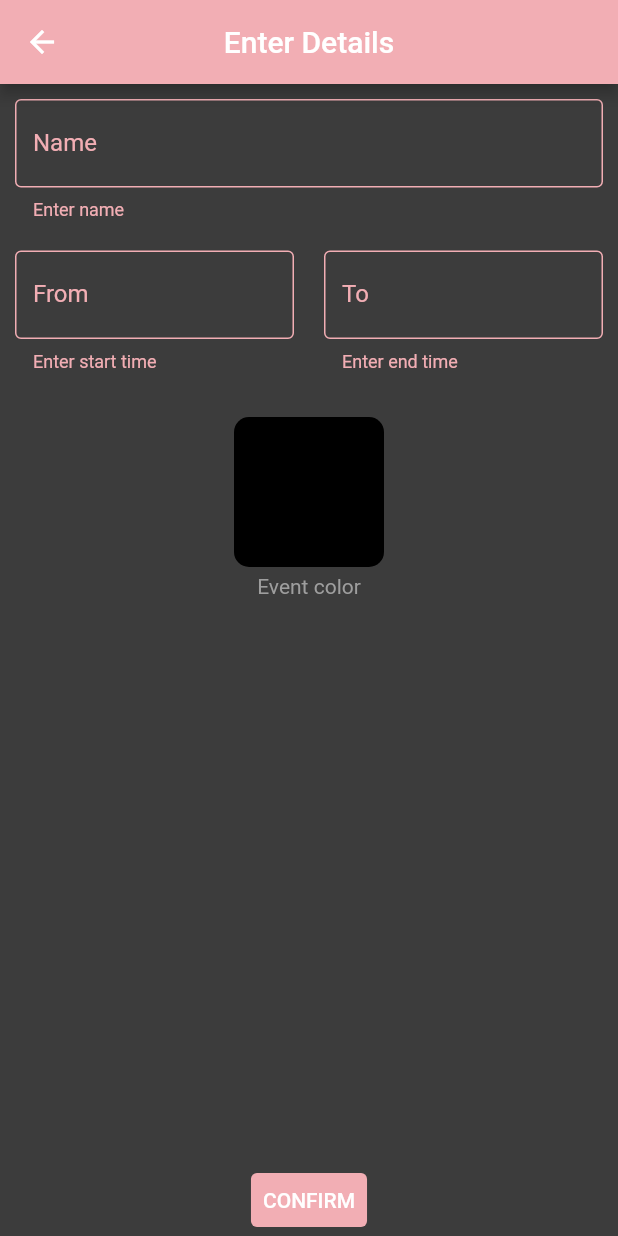
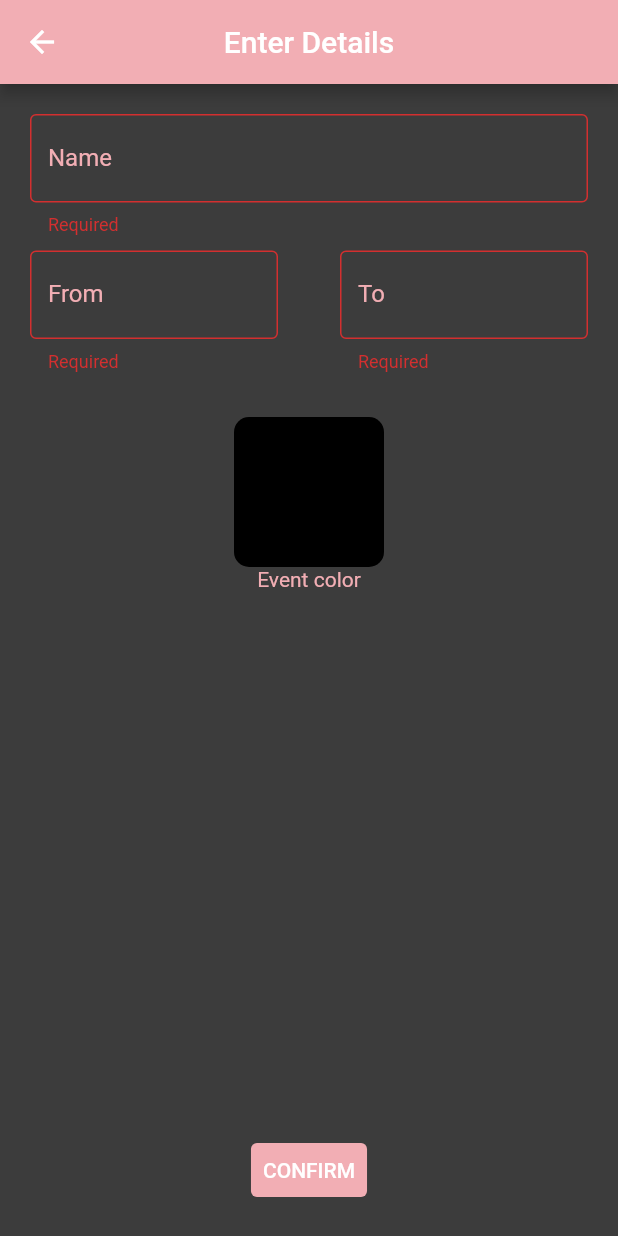
Before and after one commit to noctisbeta/ProdApp, a Flutter app: the TimeAddingPage screen opened directly with empty values, after a tap on "CONFIRM", on a phone screen of 412 x 824 dp. Run offline on Flutter 3.47's test engine with Material 2 defaults, Android fonts, the phone set to English and light mode, and no system bars; our stand-ins replace flutter_colorpicker, sqflite, syncfusion_flutter_calendar; missing offline and left inert: number_selection; accounts and stored records are empty.

Commit message:
time add refactor and small fix, more fixes needed

```diff
--- a/prod_app_3/lib/database/time_event.dart
+++ b/prod_app_3/lib/database/time_event.dart
@@ -38,14 +38,13 @@ class TimeEvent {
       minute: int.parse(t22),
     );
 
-    final DateTime dateTime = DateTime.parse(json['eventDate'] as String);
-    final String colorStr = json['eventColor'] as String;
-    final List<String> c = colorStr.split(':');
-    final String color =
-        c[1].substring(c[1].indexOf('(') + 1, c[1].lastIndexOf(')') - 1);
+    final DateTime dateTime = DateTime.parse(json['date'] as String);
+    final String c = json['color'] as String;
+
+    final String color = c.substring(c.indexOf('0'), c.indexOf('0') + 10);
 
     final TimeEvent newEvent = TimeEvent(
-      title: json['eventTitle'] as String,
+      title: json['title'] as String,
       from: timeFrom,
       to: timeTo,
       color: Color(int.parse(color)),
@@ -65,11 +64,10 @@ class TimeEvent {
   }
 
   Map<String, dynamic> toMap() => {
-        // 'eventID': 0,
-        'eventTitle': title,
+        'title': title,
         'timeFrom': from.toString(),
         'timeTo': to.toString(),
-        'eventColor': color.toString(),
-        'eventDate': dateTime.toString().split(' ')[0],
+        'color': color.toString(),
+        'date': dateTime.toString().split(' ')[0],
       };
 }
--- a/prod_app_3/lib/screens/time_adding_screen.dart
+++ b/prod_app_3/lib/screens/time_adding_screen.dart
@@ -2,12 +2,18 @@ import 'package:flutter/material.dart';
 import 'package:flutter_colorpicker/flutter_colorpicker.dart';
 import 'package:prod_app_3/database/database.dart';
 
+import '../database/database.dart';
 import '../database/time_event.dart';
 
 class TimeAddingPage extends StatefulWidget {
+  final DateTime selectedDate;
   final List<TimeEvent> events;
 
-  const TimeAddingPage({Key? key, required this.events}) : super(key: key);
+  const TimeAddingPage({
+    Key? key,
+    required this.selectedDate,
+    required this.events,
+  }) : super(key: key);
 
   @override
   _TimeAddingPageState createState() => _TimeAddingPageState();
@@ -25,6 +31,8 @@ class _TimeAddingPageState extends State<TimeAddingPage> {
   final formKey = GlobalKey<FormState>();
   final colorKey = GlobalKey<FormState>();
 
+  bool isOkay = false;
+
   @override
   Widget build(BuildContext context) => Scaffold(
         resizeToAvoidBottomInset: false,
@@ -32,13 +40,14 @@ class _TimeAddingPageState extends State<TimeAddingPage> {
           title: const Text('Enter Details'),
           centerTitle: true,
         ),
-        body: Form(
+        body: Container(
+          padding: const EdgeInsets.all(10),
+          margin: const EdgeInsets.all(10),
+          child: Form(
             key: formKey,
             child: Column(
               children: [
-              Container(
-                padding: const EdgeInsets.all(10),
-                child: TextFormField(
+                TextFormField(
                   textCapitalization: TextCapitalization.sentences,
                   controller: nameCtl,
                   autovalidateMode: AutovalidateMode.disabled,
@@ -52,12 +61,13 @@ class _TimeAddingPageState extends State<TimeAddingPage> {
                     helperText: 'Enter name',
                   ),
                 ),
+                const SizedBox(
+                  height: 10,
                 ),
                 Row(
                   children: [
-                  Flexible(
-                    child: Container(
-                      padding: const EdgeInsets.all(10),
+                    Expanded(
+                      flex: 4,
                       child: TextFormField(
                         controller: timeCtlFrom,
                         autovalidateMode: AutovalidateMode.onUserInteraction,
@@ -74,10 +84,9 @@ class _TimeAddingPageState extends State<TimeAddingPage> {
                         readOnly: true,
                       ),
                     ),
-                  ),
-                  Flexible(
-                    child: Container(
-                      padding: const EdgeInsets.all(10),
+                    const Spacer(),
+                    Expanded(
+                      flex: 4,
                       child: TextFormField(
                         controller: timeCtlTo,
                         autovalidateMode: AutovalidateMode.onUserInteraction,
@@ -94,32 +103,31 @@ class _TimeAddingPageState extends State<TimeAddingPage> {
                         showCursor: false,
                       ),
                     ),
+                  ],
                 ),
-                ],
+                const SizedBox(
+                  height: 30,
                 ),
                 Column(
                   children: [
-                  Padding(
-                    padding: const EdgeInsets.fromLTRB(0, 20, 0, 5),
-                    child: myColorPicker(),
+                    myColorPicker(),
+                    if (isOkayColor())
+                      Text(
+                        'Event color',
+                        style: TextStyle(
+                          color: Theme.of(context).colorScheme.primary,
                         ),
-                  // const Text(
-                  //   'Event color',
-                  //   style: TextStyle(color: Colors.grey),
-                  // ),
-                  if (isOkayColor())
-                    const Text(
-                      'Event color',
-                      style: TextStyle(color: Colors.grey),
                       )
                     else
                       Text(
                         'Color already used',
-                      style: TextStyle(color: Theme.of(context).errorColor),
+                        style: TextStyle(
+                          color: Theme.of(context).errorColor,
+                        ),
                       ),
                   ],
                 ),
-              const Expanded(child: SizedBox()),
+                const Spacer(),
                 Center(
                   child: TextButton(
                     onPressed: confirmSubmission,
@@ -131,25 +139,26 @@ class _TimeAddingPageState extends State<TimeAddingPage> {
               ],
             ),
           ),
+        ),
       );
 
-  Future pickTime(String choice) async {
-    final newTime = await showTimePicker(
+  Future<void> pickTime(String choice) async {
+    final TimeOfDay? newTime = await showTimePicker(
       context: context,
       initialTime: const TimeOfDay(hour: 0, minute: 0),
     );
 
     if (newTime == null) return;
 
-    time = newTime;
+    // time = newTime;
     switch (choice) {
       case 'from':
-        timeCtlFrom.text = '${time!.hour}:${time!.minute}';
+        timeCtlFrom.text = '${newTime.hour}:${newTime.minute}';
         fromTime = newTime;
         break;
 
       case 'to':
-        timeCtlTo.text = '${time!.hour}:${time!.minute}';
+        timeCtlTo.text = '${newTime.hour}:${newTime.minute}';
         toTime = newTime;
         break;
 
@@ -191,18 +200,19 @@ class _TimeAddingPageState extends State<TimeAddingPage> {
       );
 
   Future<void> confirmSubmission() async {
-    // final isValid = formKey.currentState?.validate();
+    if (!formKey.currentState!.validate()) {
+      return;
+    }
 
-    // if (isValid == true && isOkayColor()) {
     final TimeEvent newEvent = TimeEvent(
       title: nameCtl.text,
       from: fromTime!,
       to: toTime!,
       color: currentColor,
-      dateTime: DateTime.now(),
+      dateTime: widget.selectedDate,
     );
 
-    await DatabaseHelper.instance.add(newEvent);
+    await DatabaseHelper.instance.addTimeEvent(newEvent);
 
     if (!mounted) return;
     Navigator.of(context).pop();
@@ -210,16 +220,19 @@ class _TimeAddingPageState extends State<TimeAddingPage> {
 
   String? isOkayTitle(String? title) {
     if (title == null || title == "") {
+      isOkay = false;
       return "Required";
     }
 
     for (int i = 0; i < widget.events.length; i++) {
       if (widget.events[i].title == title) {
         if (currentColor == widget.events[i].color) {
+          isOkay = true;
           return null;
         } else {
           WidgetsBinding.instance?.addPostFrameCallback((_) {
             changeColor(widget.events[i].color);
+
             const snackBar = SnackBar(
               content: Text(
                 'Changed color to match name',
@@ -234,9 +247,11 @@ class _TimeAddingPageState extends State<TimeAddingPage> {
             ScaffoldMessenger.of(context).showSnackBar(snackBar);
           });
         }
+        isOkay = true;
         return null;
       }
     }
+    isOkay = true;
     return null;
   }
 
@@ -244,6 +259,7 @@ class _TimeAddingPageState extends State<TimeAddingPage> {
 
   String? isOkayFrom(String? from) {
     if (from == null || from == "") {
+      isOkay = false;
       return "Required";
     }
     for (int i = 0; i < widget.events.length; i++) {
@@ -255,14 +271,17 @@ class _TimeAddingPageState extends State<TimeAddingPage> {
       final compareTime = widget.events[i];
       if (toDouble(compareTime.from) <= toDouble(tempTime) &&
           toDouble(compareTime.to) > toDouble(tempTime)) {
+        isOkay = false;
         return "Conflicting times";
       }
     }
+    isOkay = true;
     return null;
   }
 
   String? isOkayTo(String? to) {
     if (to == null || to == "") {
+      isOkay = false;
       return "Required";
     }
     for (int i = 0; i < widget.events.length; i++) {
@@ -274,14 +293,17 @@ class _TimeAddingPageState extends State<TimeAddingPage> {
       final compareTime = widget.events[i];
       if (toDouble(compareTime.from) < toDouble(tempTime) &&
           toDouble(compareTime.to) > toDouble(tempTime)) {
+        isOkay = false;
         return "Conflicting times";
       }
     }
+    isOkay = true;
     return null;
   }
 
   bool isOkayColor() {
     if (widget.events.isEmpty) {
+      isOkay = true;
       return true;
     }
     for (int i = 0; i < widget.events.length; i++) {
```
Also changed, not shown: prod_app_3/lib/database/database.dart (+15 -22 lines), prod_app_3/lib/screens/time_summary_screen.dart (+15 -44 lines). Lines whose indentation alone changed are shown as unchanged.
